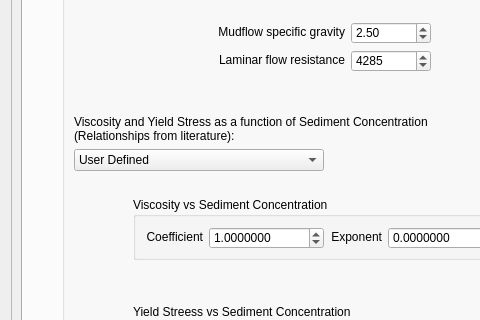
FLO-2DSoftware/qgis-flo-2d-plugin, file flo2d/ui/mud_and_sediment.ui: the form before one commit; both pictures show x 0 to 480 and y 208 to 528 of the 1014 by 700 pixel window.
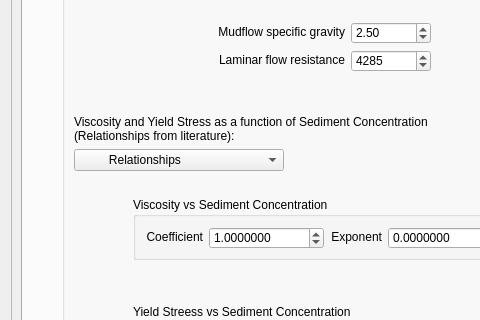
The form after the commit. Icons and pictures are not drawn.

Commit message: Fix swap of yield stress and viscosity values in mud dialog

Diff of the .ui file:
```diff
--- a/flo2d/ui/mud_and_sediment.ui
+++ b/flo2d/ui/mud_and_sediment.ui
@@ -235,13 +235,13 @@
                  </property>
                  <property name="minimumSize">
                   <size>
-                   <width>250</width>
+                   <width>210</width>
                    <height>0</height>
                   </size>
                  </property>
                  <property name="maximumSize">
                   <size>
-                   <width>250</width>
+                   <width>210</width>
                    <height>16777215</height>
                   </size>
                  </property>
@@ -250,7 +250,7 @@
                  </property>
                  <item>
                   <property name="text">
-                   <string>User Defined</string>
+                   <string>         Relationships   </string>
                   </property>
                  </item>
                  <item>
```
The commit also changes 1 other file.
